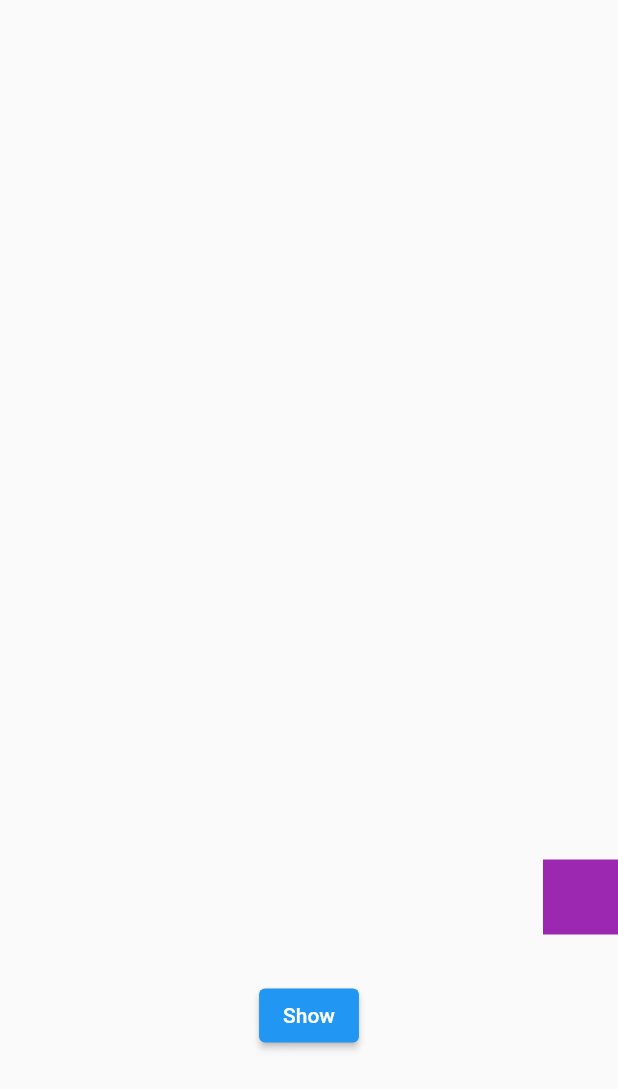
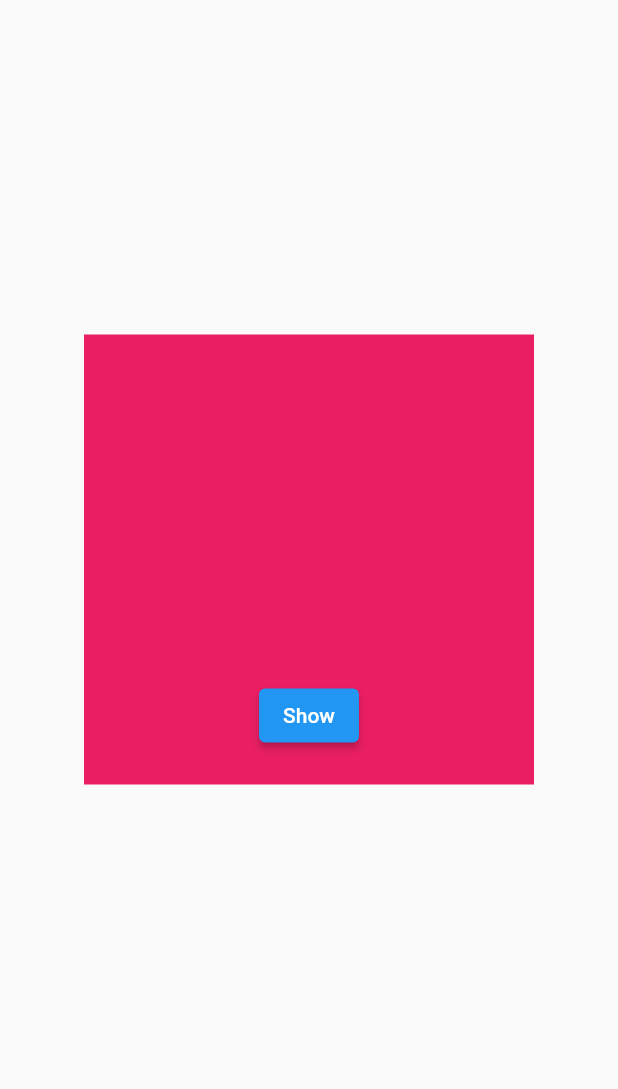
Before and after one commit to DaemonAssassin/implicit-animations, a Flutter app: the screen it shows after launch, after a tap on "Show", on a phone screen of 412 x 824 dp. Shown: the top 1089 px of the screen. Run offline on Flutter 3.47's test engine with Material 2 defaults, Android fonts, the phone set to English and light mode, and no system bars.

Commit message:
Learned AnimatedScale

```diff
--- a/lib/main.dart
+++ b/lib/main.dart
@@ -1,5 +1,6 @@
 import 'package:flutter/material.dart';
-import 'package:implicit_animations_flutter/widgets/animated_widgets/animated_align.dart';
+
+import 'widgets/animated_widgets/animated_scale.dart';
 
 void main(List<String> args) {
   runApp(const MyApp());
@@ -13,7 +14,7 @@ class MyApp extends StatelessWidget {
     return const MaterialApp(
       home: Scaffold(
         body: Center(
-          child: MyAnimatedAlign(),
+          child: MyAnimatedScale(),
         ),
       ),
     );
--- a/lib/widgets/animated_widgets/animated_scale.dart
+++ b/lib/widgets/animated_widgets/animated_scale.dart
@@ -9,18 +9,37 @@ class MyAnimatedScale extends StatefulWidget {
 }
 
 class MyAnimatedScaleState extends State<MyAnimatedScale> {
+  double _scale = 1.0;
+
+  changeScale() {
+    setState(() {
+      _scale = _scale == 1.0 ? 3.0 : 1.0;
+    });
+  }
+
   @override
   Widget build(BuildContext context) {
     return Column(
       mainAxisAlignment: MainAxisAlignment.center,
       children: [
-        // AnimatedScale(),
+        AnimatedScale(
+          scale: _scale,
+          duration: const Duration(seconds: 1),
+          curve: Curves.bounceOut,
+          alignment: Alignment.center,
+          child: Container(
+            width: 100.0,
+            height: 100.0,
+            color: Colors.pink,
+          ),
+        ),
         addVerticalSpace(30.0),
         buildButton(
-            text: 'Show',
-            onPressed: () {
-              setState(() {});
-            })
+          text: 'Show',
+          onPressed: () {
+            changeScale();
+          },
+        ),
       ],
     );
   }
```
Also changed, not shown: lib/widgets/animated_widgets/animated_rotation.dart (added, +29 -0 lines).
